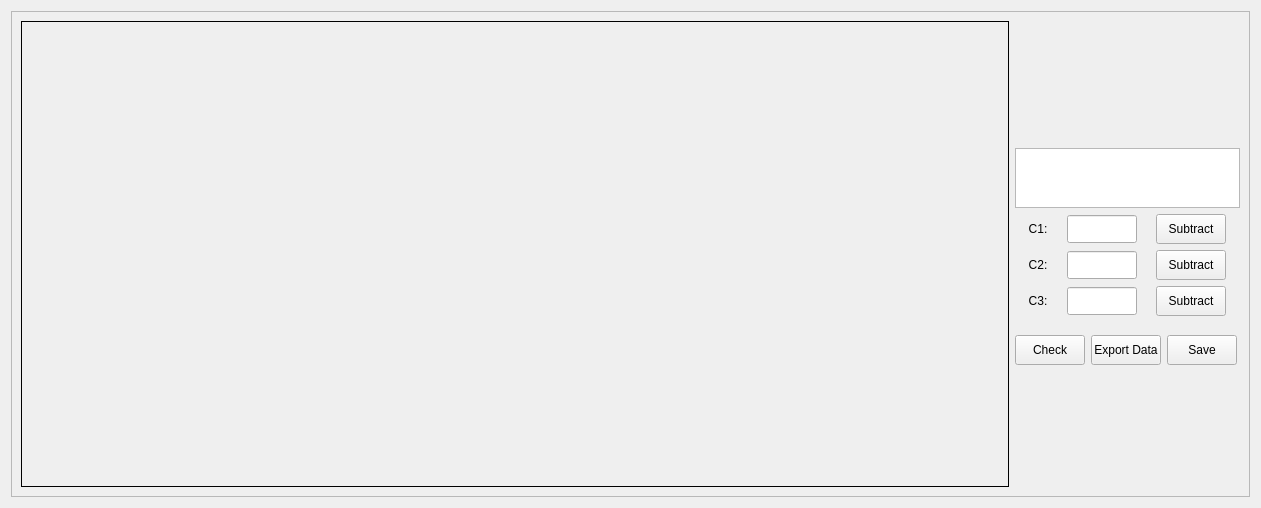
This is qt_src/qt_ui/golgi_details_widget.ui in JiaaZe/Enface-giantin-project as Qt 5 draws it before an edit. The edited form follows.
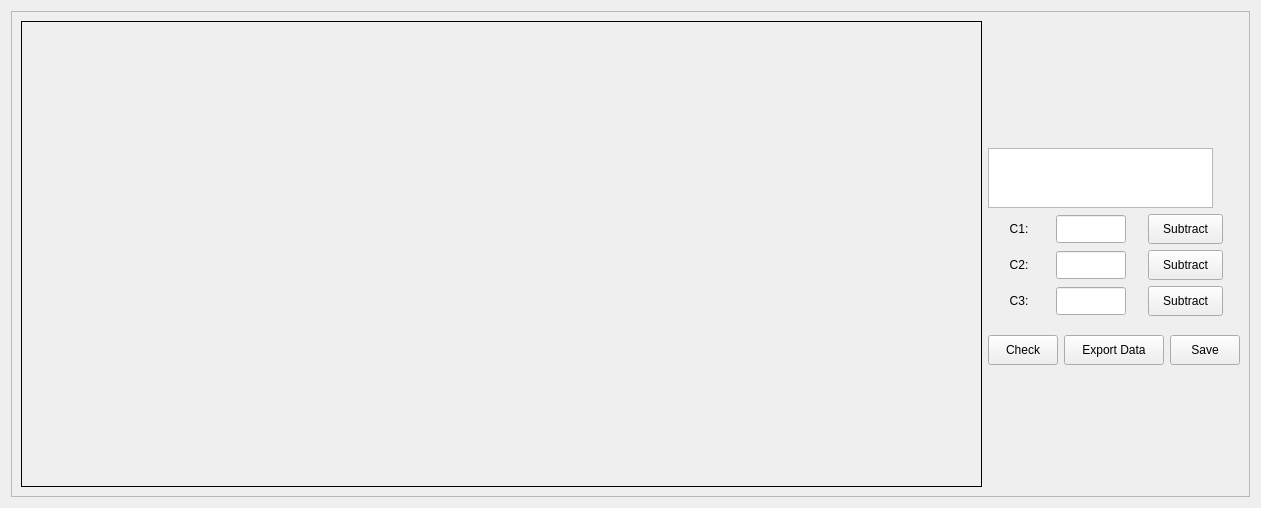
This is the edited form.

Diff of the .ui file:
```diff
--- a/qt_src/qt_ui/golgi_details_widget.ui
+++ b/qt_src/qt_ui/golgi_details_widget.ui
@@ -73,13 +73,13 @@
            <widget class="QLabel" name="label_c1">
             <property name="minimumSize">
              <size>
-              <width>20</width>
+              <width>30</width>
               <height>0</height>
              </size>
             </property>
             <property name="maximumSize">
              <size>
-              <width>20</width>
+              <width>30</width>
               <height>16777215</height>
              </size>
             </property>
@@ -111,13 +111,13 @@
            <widget class="QPushButton" name="btn_sub_c1">
             <property name="minimumSize">
              <size>
-              <width>70</width>
+              <width>75</width>
               <height>30</height>
              </size>
             </property>
             <property name="maximumSize">
              <size>
-              <width>70</width>
+              <width>75</width>
               <height>30</height>
              </size>
             </property>
@@ -134,13 +134,13 @@
            <widget class="QLabel" name="label_c2">
             <property name="minimumSize">
              <size>
-              <width>20</width>
+              <width>30</width>
               <height>0</height>
              </size>
             </property>
             <property name="maximumSize">
              <size>
-              <width>20</width>
+              <width>30</width>
               <height>16777215</height>
              </size>
             </property>
@@ -172,13 +172,13 @@
            <widget class="QPushButton" name="btn_sub_c2">
             <property name="minimumSize">
              <size>
-              <width>70</width>
+              <width>75</width>
               <height>30</height>
              </size>
             </property>
             <property name="maximumSize">
              <size>
-              <width>70</width>
+              <width>75</width>
               <height>30</height>
              </size>
             </property>
@@ -195,13 +195,13 @@
            <widget class="QLabel" name="label_c3">
             <property name="minimumSize">
              <size>
-              <width>20</width>
+              <width>30</width>
               <height>0</height>
              </size>
             </property>
             <property name="maximumSize">
              <size>
-              <width>20</width>
+              <width>30</width>
               <height>16777215</height>
              </size>
             </property>
@@ -233,13 +233,13 @@
            <widget class="QPushButton" name="btn_sub_c3">
             <property name="minimumSize">
              <size>
-              <width>70</width>
+              <width>75</width>
               <height>30</height>
              </size>
             </property>
             <property name="maximumSize">
              <size>
-              <width>70</width>
+              <width>75</width>
               <height>30</height>
              </size>
             </property>
@@ -291,13 +291,13 @@
            <widget class="QPushButton" name="btn_export">
             <property name="minimumSize">
              <size>
-              <width>70</width>
+              <width>100</width>
               <height>30</height>
              </size>
             </property>
             <property name="maximumSize">
              <size>
-              <width>70</width>
+              <width>100</width>
               <height>30</height>
              </size>
             </property>
```
